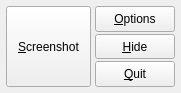
Old version of the form lightscreenwindow.ui in the repository ckaiser/Lightscreen.
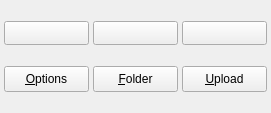
New version of the form. Icons and pictures are not drawn.

Commit message: New main UI and better upload error handling

What changed in the file:
```diff
--- a/lightscreenwindow.ui
+++ b/lightscreenwindow.ui
@@ -1,65 +1,132 @@
 <?xml version="1.0" encoding="UTF-8"?>
 <ui version="4.0">
  <class>LightscreenWindowClass</class>
- <widget class="QDialog" name="LightscreenWindowClass">
+ <widget class="QMainWindow" name="LightscreenWindowClass">
   <property name="geometry">
    <rect>
     <x>0</x>
     <y>0</y>
-    <width>176</width>
-    <height>93</height>
+    <width>271</width>
+    <height>113</height>
    </rect>
   </property>
+  <property name="sizePolicy">
+   <sizepolicy hsizetype="Fixed" vsizetype="Fixed">
+    <horstretch>0</horstretch>
+    <verstretch>0</verstretch>
+   </sizepolicy>
+  </property>
   <property name="windowTitle">
    <string>Lightscreen</string>
   </property>
+  <property name="windowIcon">
+   <iconset resource="lightscreen.qrc">
+    <normaloff>:/icons/lightscreen.small</normaloff>:/icons/lightscreen.small</iconset>
+  </property>
+  <property name="animated">
+   <bool>false</bool>
+  </property>
+  <property name="unifiedTitleAndToolBarOnMac">
+   <bool>true</bool>
+  </property>
+  <widget class="QWidget" name="centralwidget">
   <layout class="QGridLayout" name="gridLayout">
-   <property name="horizontalSpacing">
-    <number>4</number>
-   </property>
-   <property name="verticalSpacing">
-    <number>2</number>
-   </property>
    <property name="margin">
-    <number>6</number>
-   </property>
-   <item row="0" column="0" rowspan="3">
-    <widget class="QToolButton" name="screenshotPushButton">
-     <property name="sizePolicy">
-      <sizepolicy hsizetype="Expanding" vsizetype="Expanding">
-       <horstretch>0</horstretch>
-       <verstretch>0</verstretch>
-      </sizepolicy>
-     </property>
+     <number>4</number>
+    </property>
+    <property name="spacing">
+     <number>4</number>
+    </property>
+    <item row="0" column="0">
+     <widget class="QPushButton" name="screenPushButton">
      <property name="minimumSize">
       <size>
-       <width>85</width>
-       <height>0</height>
+        <width>24</width>
+        <height>24</height>
       </size>
      </property>
      <property name="text">
-      <string>&amp;Screenshot</string>
-     </property>
-     <property name="popupMode">
-      <enum>QToolButton::InstantPopup</enum>
-     </property>
-     <property name="autoRaise">
+       <string/>
+      </property>
+      <property name="icon">
+       <iconset resource="lightscreen.qrc">
+        <normaloff>:/icons/screen</normaloff>:/icons/screen</iconset>
+      </property>
+      <property name="iconSize">
+       <size>
+        <width>64</width>
+        <height>64</height>
+       </size>
+      </property>
+      <property name="autoDefault">
+       <bool>false</bool>
+      </property>
+      <property name="flat">
       <bool>false</bool>
      </property>
     </widget>
    </item>
    <item row="0" column="1">
+     <widget class="QPushButton" name="areaPushButton">
+      <property name="minimumSize">
+       <size>
+        <width>24</width>
+        <height>24</height>
+       </size>
+      </property>
+      <property name="text">
+       <string/>
+      </property>
+      <property name="icon">
+       <iconset resource="lightscreen.qrc">
+        <normaloff>:/icons/area</normaloff>:/icons/area</iconset>
+      </property>
+      <property name="iconSize">
+       <size>
+        <width>64</width>
+        <height>64</height>
+       </size>
+      </property>
+      <property name="autoDefault">
+       <bool>false</bool>
+      </property>
+      <property name="flat">
+       <bool>false</bool>
+      </property>
+     </widget>
+    </item>
+    <item row="0" column="2">
+     <widget class="QPushButton" name="windowPushButton">
+      <property name="minimumSize">
+       <size>
+        <width>24</width>
+        <height>24</height>
+       </size>
+      </property>
+      <property name="icon">
+       <iconset resource="lightscreen.qrc">
+        <normaloff>:/icons/picker</normaloff>:/icons/picker</iconset>
+      </property>
+      <property name="iconSize">
+       <size>
+        <width>64</width>
+        <height>64</height>
+       </size>
+      </property>
+      <property name="autoDefault">
+       <bool>false</bool>
+      </property>
+      <property name="flat">
+       <bool>false</bool>
+      </property>
+     </widget>
+    </item>
+    <item row="1" column="0">
     <widget class="QPushButton" name="optionsPushButton">
-     <property name="sizePolicy">
-      <sizepolicy hsizetype="Minimum" vsizetype="Expanding">
-       <horstretch>0</horstretch>
-       <verstretch>0</verstretch>
-      </sizepolicy>
-     </property>
      <property name="minimumSize">
       <size>
        <width>0</width>
-       <height>24</height>
+        <height>26</height>
       </size>
      </property>
      <property name="toolTip">
@@ -77,27 +144,19 @@
     </widget>
    </item>
    <item row="1" column="1">
-    <widget class="QPushButton" name="hidePushButton">
-     <property name="sizePolicy">
-      <sizepolicy hsizetype="Minimum" vsizetype="Expanding">
-       <horstretch>0</horstretch>
-       <verstretch>0</verstretch>
-      </sizepolicy>
-     </property>
+     <widget class="QPushButton" name="folderPushButton">
      <property name="minimumSize">
       <size>
        <width>0</width>
-       <height>24</height>
-      </size>
-     </property>
-     <property name="toolTip">
-      <string>Hide Lightscreen </string>
-     </property>
-     <property name="whatsThis">
-      <string/>
-     </property>
+        <height>26</height>
+       </size>
+      </property>
      <property name="text">
-      <string>&amp;Hide</string>
+       <string>&amp;Folder</string>
+      </property>
+      <property name="icon">
+       <iconset resource="lightscreen.qrc">
+        <normaloff>:/icons/folder</normaloff>:/icons/folder</iconset>
      </property>
      <property name="autoDefault">
       <bool>false</bool>
@@ -107,25 +166,20 @@
      </property>
     </widget>
    </item>
-   <item row="2" column="1">
-    <widget class="QPushButton" name="quitPushButton">
-     <property name="sizePolicy">
-      <sizepolicy hsizetype="Minimum" vsizetype="Expanding">
-       <horstretch>0</horstretch>
-       <verstretch>0</verstretch>
-      </sizepolicy>
-     </property>
+    <item row="1" column="2">
+     <widget class="QPushButton" name="imgurPushButton">
      <property name="minimumSize">
       <size>
        <width>0</width>
-       <height>24</height>
-      </size>
-     </property>
-     <property name="toolTip">
-      <string/>
-     </property>
+        <height>26</height>
+       </size>
+      </property>
      <property name="text">
-      <string>&amp;Quit</string>
+       <string>&amp;Upload</string>
+      </property>
+      <property name="icon">
+       <iconset resource="lightscreen.qrc">
+        <normaloff>:/icons/imgur</normaloff>:/icons/imgur</iconset>
      </property>
      <property name="autoDefault">
       <bool>false</bool>
@@ -137,6 +191,7 @@
    </item>
   </layout>
  </widget>
+ </widget>
  <layoutdefault spacing="6" margin="11"/>
  <resources/>
  <connections/>
```
Left out of the diff: 8 changed lines with no effect on the pictures. Lines whose indentation alone changed are shown as unchanged. The commit also changes 14 other files.
